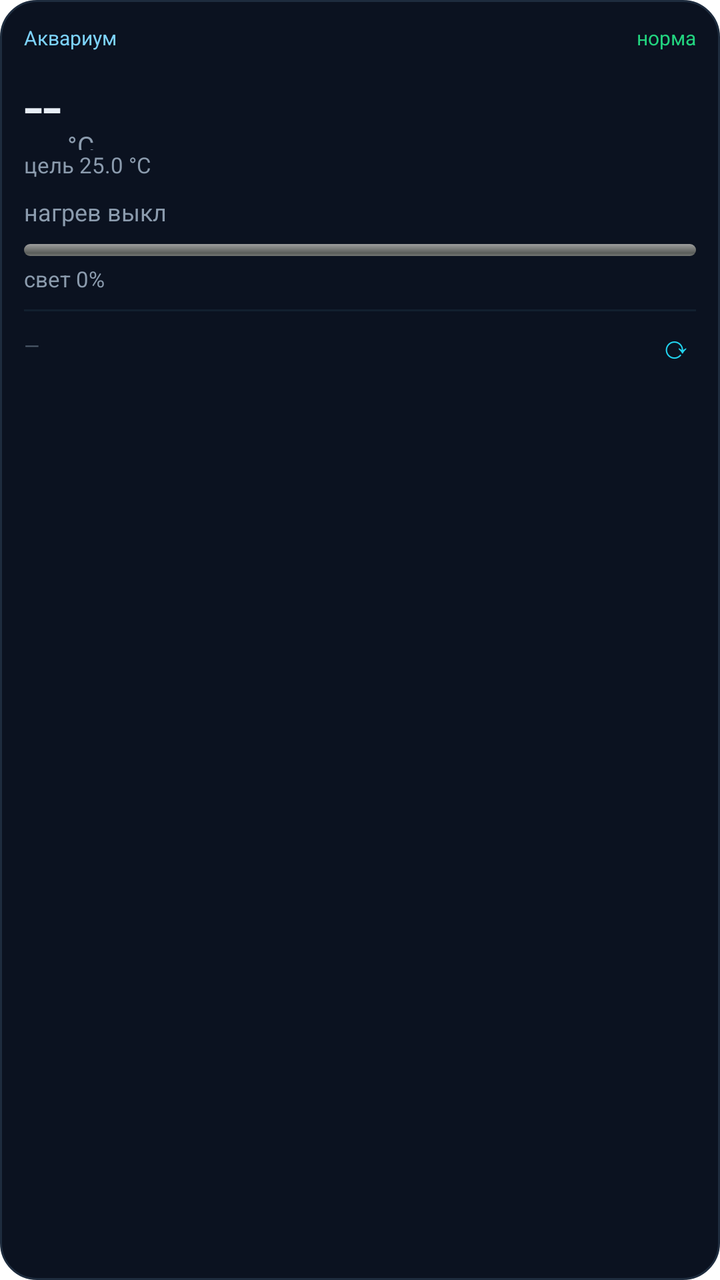
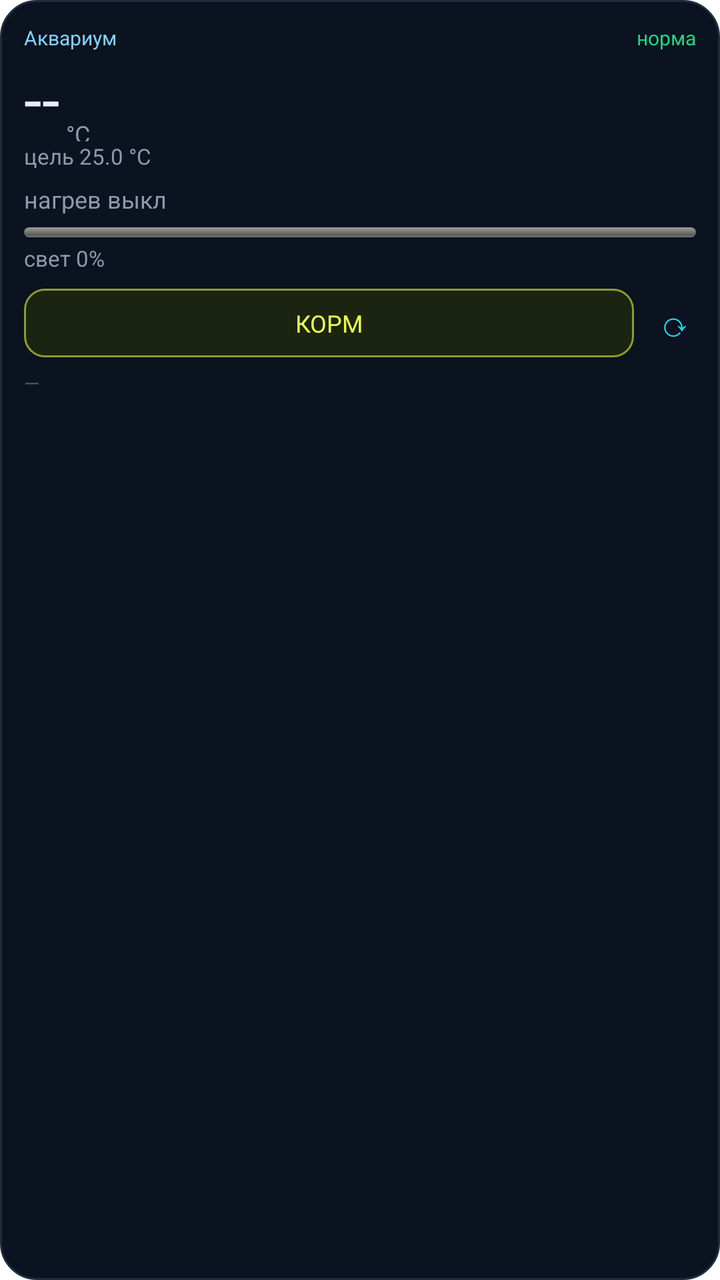

Compare the two renders of this Android layout. The source of the first and the diff that turns it into the second are given below.
<!-- AndroidManifest.xml: fallback theme Theme.MaterialComponents.DayNight.NoActionBar -->
<!-- res/layout/widget.xml -->
<?xml version="1.0" encoding="utf-8"?>
<LinearLayout xmlns:android="http://schemas.android.com/apk/res/android"
    android:id="@+id/wRoot"
    android:layout_width="match_parent"
    android:layout_height="match_parent"
    android:orientation="vertical"
    android:background="@drawable/widget_bg"
    android:padding="12dp">

    <LinearLayout
        android:layout_width="match_parent"
        android:layout_height="wrap_content"
        android:orientation="horizontal"
        android:gravity="center_vertical">

        <TextView
            android:id="@+id/wName"
            android:layout_width="0dp"
            android:layout_height="wrap_content"
            android:layout_weight="1"
            android:maxLines="1"
            android:ellipsize="end"
            android:text="Аквариум"
            android:textColor="#7DD3FC"
            android:textSize="10sp" />

        <TextView
            android:id="@+id/wStatus"
            android:layout_width="wrap_content"
            android:layout_height="wrap_content"
            android:text="норма"
            android:textColor="#22D37F"
            android:textSize="10sp" />
    </LinearLayout>

    <LinearLayout
        android:layout_width="match_parent"
        android:layout_height="wrap_content"
        android:orientation="horizontal"
        android:layout_marginTop="4dp">

        <TextView
            android:id="@+id/wTemp"
            android:layout_width="wrap_content"
            android:layout_height="wrap_content"
            android:text="--"
            android:textColor="#E8EEF6"
            android:textSize="34sp" />

        <TextView
            android:id="@+id/wUnit"
            android:layout_width="wrap_content"
            android:layout_height="wrap_content"
            android:text="°C"
            android:textColor="#8B9BAD"
            android:textSize="13sp"
            android:layout_marginStart="3dp"
            android:layout_marginTop="12dp" />
    </LinearLayout>

    <TextView
        android:id="@+id/wSp"
        android:layout_width="match_parent"
        android:layout_height="wrap_content"
        android:text="цель 25.0 °C"
        android:textColor="#8B9BAD"
        android:textSize="11sp" />

    <TextView
        android:id="@+id/wHeat"
        android:layout_width="match_parent"
        android:layout_height="wrap_content"
        android:layout_marginTop="8dp"
        android:text="нагрев выкл"
        android:textColor="#8B9BAD"
        android:textSize="12sp" />

    <ProgressBar
        android:id="@+id/wLightBar"
        style="@android:style/Widget.ProgressBar.Horizontal"
        android:layout_width="match_parent"
        android:layout_height="6dp"
        android:layout_marginTop="8dp"
        android:max="100"
        android:progress="0" />

    <TextView
        android:id="@+id/wLight"
        android:layout_width="match_parent"
        android:layout_height="wrap_content"
        android:layout_marginTop="4dp"
        android:text="свет 0%"
        android:textColor="#8B9BAD"
        android:textSize="11sp" />

    <TextView
        android:id="@+id/wDivider"
        android:layout_width="match_parent"
        android:layout_height="1dp"
        android:layout_marginTop="8dp"
        android:background="#12202F" />

    <LinearLayout
        android:layout_width="match_parent"
        android:layout_height="wrap_content"
        android:orientation="horizontal"
        android:layout_marginTop="6dp"
        android:gravity="center_vertical">

        <TextView
            android:id="@+id/wFoot"
            android:layout_width="0dp"
            android:layout_height="wrap_content"
            android:layout_weight="1"
            android:maxLines="1"
            android:ellipsize="end"
            android:text="—"
            android:textColor="#4D5B6B"
            android:textSize="10sp" />

        <TextView
            android:id="@+id/wRefresh"
            android:layout_width="wrap_content"
            android:layout_height="wrap_content"
            android:paddingStart="10dp"
            android:paddingEnd="2dp"
            android:text="⟳"
            android:textColor="#22D3EE"
            android:textSize="16sp" />
    </LinearLayout>
</LinearLayout>
<!-- resources referenced by this layout -->
<resources>
  <!-- drawable widget_bg (drawable) -->
  <?xml version="1.0" encoding="utf-8"?>
  <shape xmlns:android="http://schemas.android.com/apk/res/android" android:shape="rectangle">
      <solid android:color="#0B1220" />
      <stroke android:width="1dp" android:color="#1E2C3E" />
      <corners android:radius="18dp" />
  </shape>
</resources>

<!-- the commit's change to res/layout/widget.xml (unified diff, before → after) -->
@@ -37,7 +37,7 @@
         android:layout_width="match_parent"
         android:layout_height="wrap_content"
         android:orientation="horizontal"
-        android:layout_marginTop="4dp">
+        android:layout_marginTop="2dp">
 
         <TextView
             android:id="@+id/wTemp"
@@ -45,7 +45,7 @@
             android:layout_height="wrap_content"
             android:text="--"
             android:textColor="#E8EEF6"
-            android:textSize="34sp" />
+            android:textSize="32sp" />
 
         <TextView
             android:id="@+id/wUnit"
@@ -53,9 +53,9 @@
             android:layout_height="wrap_content"
             android:text="°C"
             android:textColor="#8B9BAD"
-            android:textSize="13sp"
+            android:textSize="12sp"
             android:layout_marginStart="3dp"
-            android:layout_marginTop="12dp" />
+            android:layout_marginTop="10dp" />
     </LinearLayout>
 
     <TextView
@@ -70,7 +70,7 @@
         android:id="@+id/wHeat"
         android:layout_width="match_parent"
         android:layout_height="wrap_content"
-        android:layout_marginTop="8dp"
+        android:layout_marginTop="6dp"
         android:text="нагрев выкл"
         android:textColor="#8B9BAD"
         android:textSize="12sp" />
@@ -79,8 +79,8 @@
         android:id="@+id/wLightBar"
         style="@android:style/Widget.ProgressBar.Horizontal"
         android:layout_width="match_parent"
-        android:layout_height="6dp"
-        android:layout_marginTop="8dp"
+        android:layout_height="5dp"
+        android:layout_marginTop="6dp"
         android:max="100"
         android:progress="0" />
 
@@ -88,44 +88,50 @@
         android:id="@+id/wLight"
         android:layout_width="match_parent"
         android:layout_height="wrap_content"
-        android:layout_marginTop="4dp"
+        android:layout_marginTop="3dp"
         android:text="свет 0%"
         android:textColor="#8B9BAD"
         android:textSize="11sp" />
-
-    <TextView
-        android:id="@+id/wDivider"
-        android:layout_width="match_parent"
-        android:layout_height="1dp"
-        android:layout_marginTop="8dp"
-        android:background="#12202F" />
 
     <LinearLayout
         android:layout_width="match_parent"
         android:layout_height="wrap_content"
         android:orientation="horizontal"
-        android:layout_marginTop="6dp"
+        android:layout_marginTop="8dp"
         android:gravity="center_vertical">
 
         <TextView
-            android:id="@+id/wFoot"
+            android:id="@+id/wFeed"
             android:layout_width="0dp"
             android:layout_height="wrap_content"
             android:layout_weight="1"
-            android:maxLines="1"
-            android:ellipsize="end"
-            android:text="—"
-            android:textColor="#4D5B6B"
-            android:textSize="10sp" />
+            android:background="@drawable/feed_idle"
+            android:gravity="center"
+            android:paddingTop="9dp"
+            android:paddingBottom="9dp"
+            android:text="КОРМ"
+            android:textColor="#E9F94B"
+            android:textSize="12sp" />
 
         <TextView
             android:id="@+id/wRefresh"
             android:layout_width="wrap_content"
             android:layout_height="wrap_content"
-            android:paddingStart="10dp"
+            android:paddingStart="12dp"
             android:paddingEnd="2dp"
             android:text="⟳"
             android:textColor="#22D3EE"
-            android:textSize="16sp" />
+            android:textSize="17sp" />
     </LinearLayout>
+
+    <TextView
+        android:id="@+id/wFoot"
+        android:layout_width="match_parent"
+        android:layout_height="wrap_content"
+        android:layout_marginTop="6dp"
+        android:maxLines="1"
+        android:ellipsize="end"
+        android:text="—"
+        android:textColor="#4D5B6B"
+        android:textSize="10sp" />
 </LinearLayout>
<!-- resource entries referenced after the edit -->
@@ -1,5 +1,12 @@
 <!-- resources referenced by this layout -->
 <resources>
+  <!-- drawable feed_idle (drawable) -->
+  <?xml version="1.0" encoding="utf-8"?>
+  <shape xmlns:android="http://schemas.android.com/apk/res/android" android:shape="rectangle">
+      <solid android:color="#1A2410" />
+      <stroke android:width="1dp" android:color="#8E9B2E" />
+      <corners android:radius="10dp" />
+  </shape>
   <!-- drawable widget_bg (drawable) -->
   <?xml version="1.0" encoding="utf-8"?>
   <shape xmlns:android="http://schemas.android.com/apk/res/android" android:shape="rectangle">
